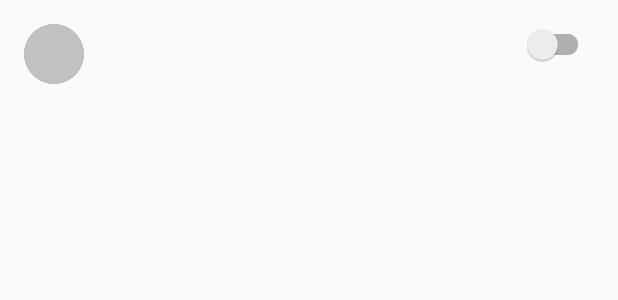
After one commit to dfreier/openhab-app, an Android app: the layout widget_switch.xml on its own in the app's theme, with its tools: preview values and no code run, on a phone screen of 412 x 824 dp. The commit adds this screen. Shown: the top 300 px of the screen. Run offline under Robolectric (Android 15) with nearby library versions, the light colour scheme and no system bars.

Commit message:
switch for sending command

```diff
--- a/openhab-app/app/src/main/java/ch/hsr/baiot/openhab/app/viewholder/WidgetFrame.java
+++ b/openhab-app/app/src/main/java/ch/hsr/baiot/openhab/app/widget/WidgetFrame.java
@@ -1,7 +1,5 @@
-package ch.hsr.baiot.openhab.app.viewholder;
+package ch.hsr.baiot.openhab.app.widget;
 
-import android.support.v7.widget.RecyclerView;
-import android.view.View;
 import android.view.ViewGroup;
 import android.widget.TextView;
 
@@ -15,7 +13,7 @@ public class WidgetFrame extends SelectableWidget{
 
     public TextView textView;
 
-    public WidgetFrame(ViewGroup container, WidgetListAdapter.OnWidgetListClickListener listener) {
+    public WidgetFrame(ViewGroup container, WidgetListAdapter.OnWidgetListActionListener listener) {
         super(container, listener);
         textView = (TextView) container.findViewById(R.id.text_view);
     }
--- a/openhab-app/app/src/main/java/ch/hsr/baiot/openhab/app/viewholder/WidgetViewHolder.java
+++ b/openhab-app/app/src/main/java/ch/hsr/baiot/openhab/app/widget/WidgetViewHolder.java
@@ -1,4 +1,4 @@
-package ch.hsr.baiot.openhab.app.viewholder;
+package ch.hsr.baiot.openhab.app.widget;
 
 import android.support.v7.widget.RecyclerView;
 import android.view.View;
--- a/openhab-app/app/src/main/java/ch/hsr/baiot/openhab/sdk/websockets/LongPollingClient.java
+++ b/openhab-app/app/src/main/java/ch/hsr/baiot/openhab/sdk/websockets/LongPollingClient.java
@@ -49,6 +49,10 @@ public class LongPollingClient implements SocketClient {
 
     private void pollPage (final String pageId, final Request request, final PublishSubject<Page> subject) {
 
+        mOkHttpClient = new OkHttpClient();
+        mOkHttpClient.setConnectTimeout(5, TimeUnit.SECONDS);
+        mOkHttpClient.setReadTimeout(20, TimeUnit.SECONDS);
+
         Call call = mOkHttpClient.newCall(request);
         mPageCalls.put(pageId, call);
         Log.d("test", "poll, " + pageId);
@@ -68,7 +72,7 @@ public class LongPollingClient implements SocketClient {
             @Override
             public void onResponse(Response response) throws IOException {
 
-                mTrackingId = response.header("X-Atmosphere-tracking-id", mTrackingId);
+                //mTrackingId = response.header("X-Atmosphere-tracking-id", mTrackingId);
                 if(!mPageCalls.containsKey(pageId)) return;
                 mPageCalls.remove(pageId);
 
--- /dev/null
+++ b/openhab-app/app/src/main/res/layout/widget_switch.xml
@@ -0,0 +1,48 @@
+<?xml version="1.0" encoding="utf-8"?>
+<RelativeLayout xmlns:android="http://schemas.android.com/apk/res/android"
+    android:layout_width="match_parent" android:layout_height="72dp">
+
+    <LinearLayout
+        android:orientation="vertical"
+        android:layout_marginTop="16sp"
+        android:layout_marginLeft="72dp"
+        android:layout_width="match_parent"
+        android:layout_height="wrap_content">
+
+        <TextView
+            android:id="@+id/text_view"
+            android:fontFamily="sans-serif-medium"
+            android:textColor="#000000"
+            android:textSize="16sp"
+            android:layout_width="match_parent"
+            android:layout_height="wrap_content" />
+
+        <TextView
+            android:id="@+id/text_detail"
+            android:fontFamily="sans-serif"
+            android:textColor="#000000"
+            android:textSize="14sp"
+            android:layout_width="match_parent"
+            android:layout_height="wrap_content" />
+
+    </LinearLayout>
+
+   <android.support.v7.widget.SwitchCompat
+        android:id="@+id/switch_compat"
+        android:layout_width="wrap_content"
+        android:layout_height="wrap_content"
+        android:layout_marginRight="16dp"
+        android:layout_alignParentRight="true"
+        android:layout_marginTop="16dp"
+        android:checked="false"/>
+
+
+
+    <ImageView
+        android:id="@+id/icon"
+        android:src="@drawable/icon_dummy"
+        android:layout_marginLeft="16dp"
+        android:layout_marginTop="16dp"
+        android:layout_width="40dp"
+        android:layout_height="40dp" />
+</RelativeLayout>
```
Also changed, not shown: openhab-app/app/src/main/java/ch/hsr/baiot/openhab/app/PageActivity.java (+46 -4 lines), openhab-app/app/src/main/java/ch/hsr/baiot/openhab/app/adapter/WidgetListAdapter.java (+22 -34 lines), openhab-app/app/src/main/java/ch/hsr/baiot/openhab/app/widget/SelectableWidget.java (renamed from openhab-app/app/src/main/java/ch/hsr/baiot/openhab/app/viewholder/SelectableWidget.java, +5 -7 lines), openhab-app/app/src/main/java/ch/hsr/baiot/openhab/app/widget/WidgetSwitch.java (added, +33 -0 lines), openhab-app/app/src/main/java/ch/hsr/baiot/openhab/app/widget/WidgetText.java (added, +26 -0 lines), openhab-app/app/src/main/java/ch/hsr/baiot/openhab/sdk/api/OpenHabApi.java (+11 -0 lines).
